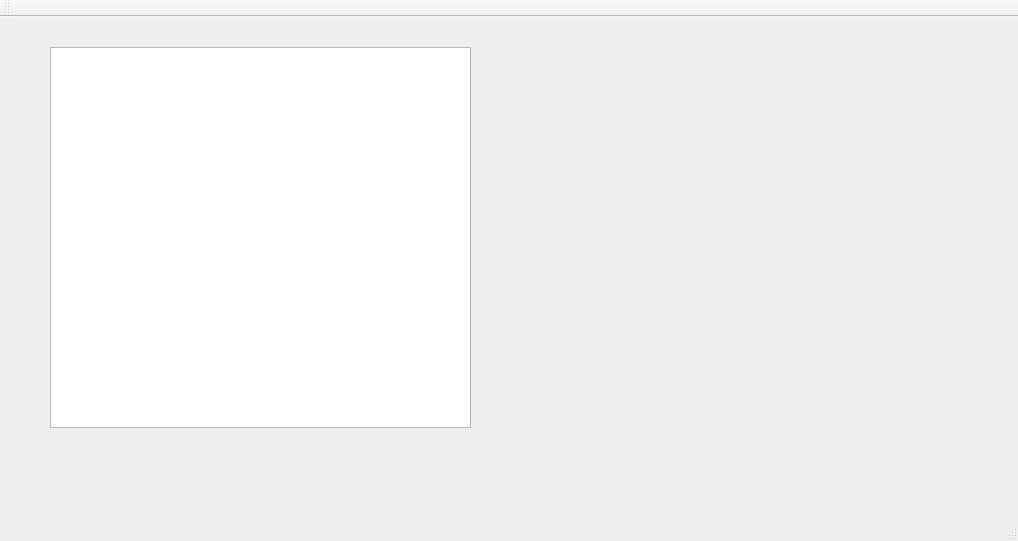
The window that Qt_OpenCV.ui (reddote/Qt_OpenCV) describes before a commit, drawn with Qt 5.
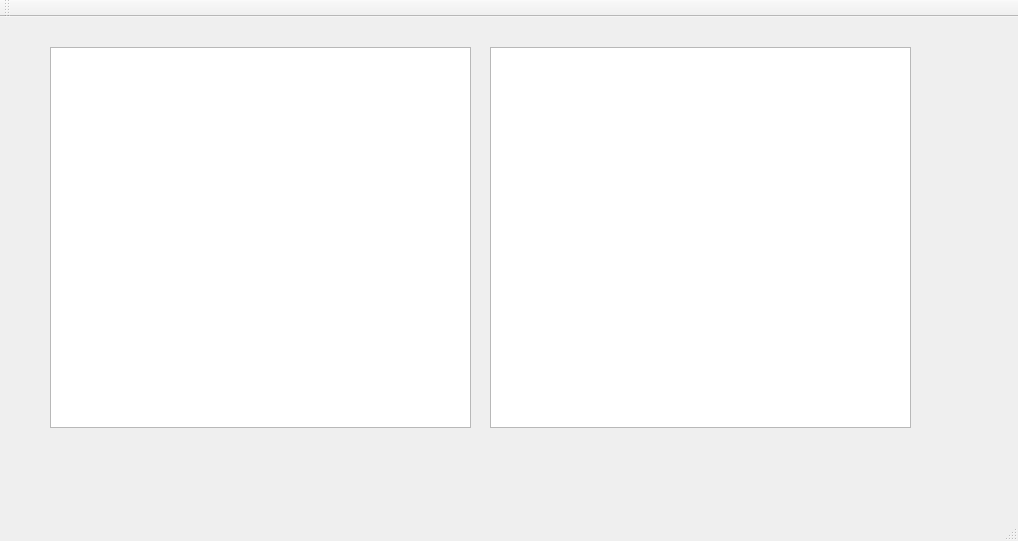
The same window after the commit.

Commit message: added second graphicview but it wont work(Qt Thread safety rules, need to change and avoiding editing UI in different thread)

Diff of the .ui file:
```diff
--- a/Qt_OpenCV.ui
+++ b/Qt_OpenCV.ui
@@ -24,6 +24,16 @@
      </rect>
     </property>
    </widget>
+   <widget class="QGraphicsView" name="graphicsView_2">
+    <property name="geometry">
+     <rect>
+      <x>490</x>
+      <y>30</y>
+      <width>421</width>
+      <height>381</height>
+     </rect>
+    </property>
+   </widget>
   </widget>
   <widget class="QMenuBar" name="menuBar">
    <property name="geometry">
```
The commit also changes 7 other files.
